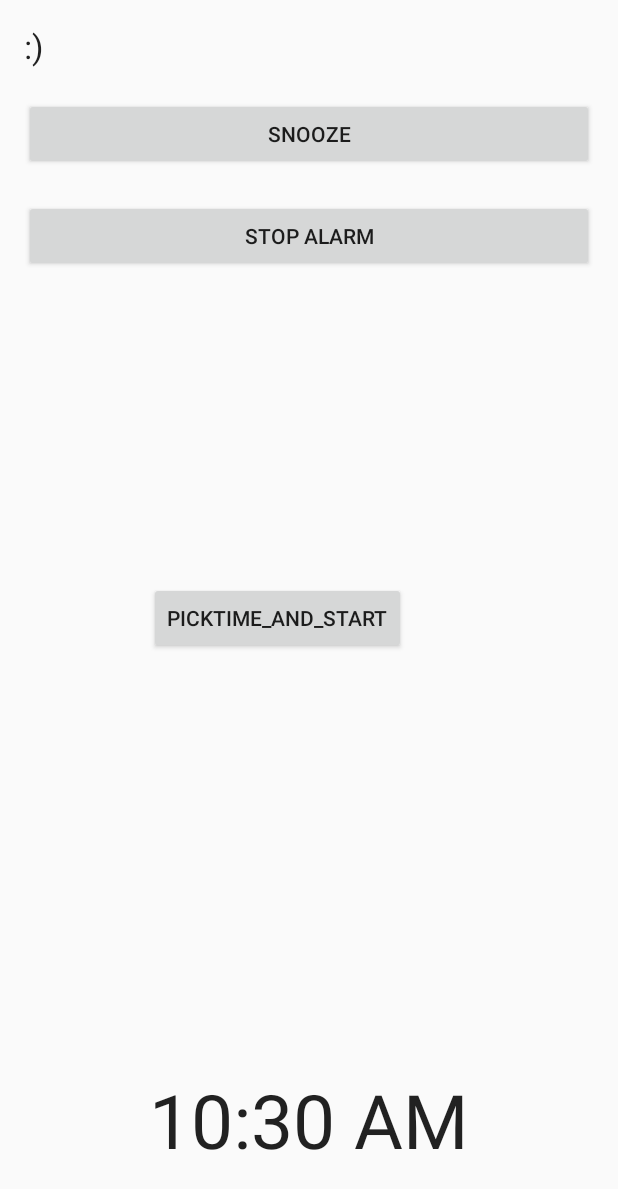
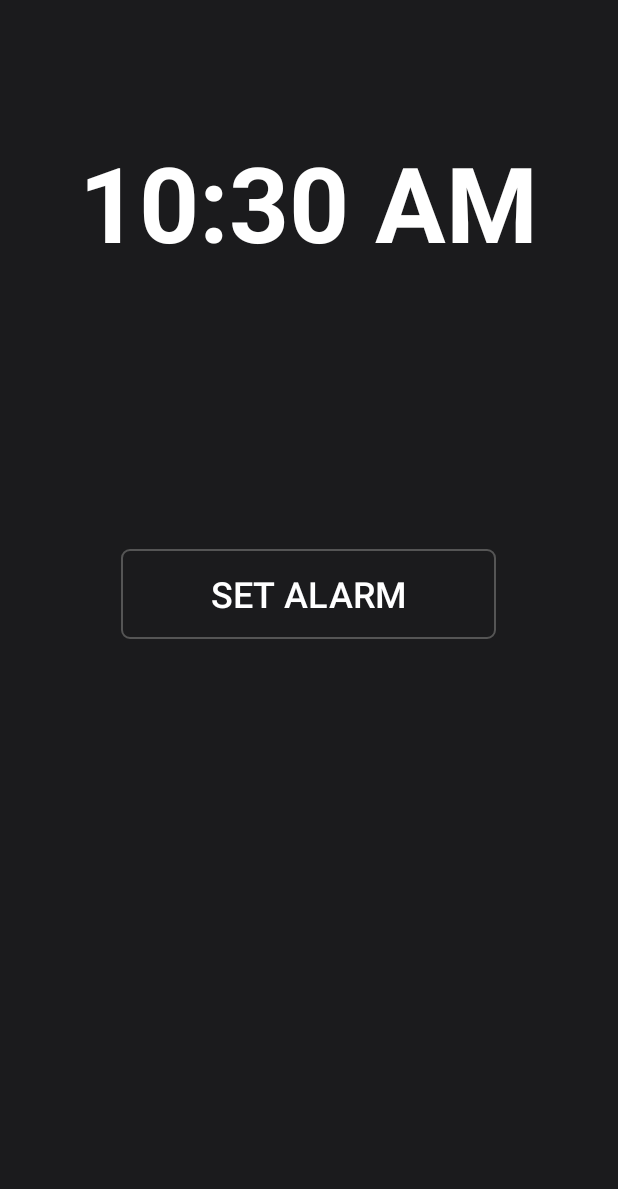
Before and after one commit to H4ukka/Alarmclock, an Android app: the screen it shows after launch (MainActivity), on a phone screen of 412 x 824 dp. Shown: the top 1189 px of the screen. Run offline under Robolectric (Android 15) with nearby library versions, the phone set to English and light mode, and no system bars.

Commit message:
Changed button styles, text sizes and colours. Added more functionality to setting the alarm; now it'll set the alerm for tomorrow if the alarm time is before current time.

```diff
--- a/app/src/main/java/info/iamlaine/h4/alarmclock/AlarmReceiver.java
+++ b/app/src/main/java/info/iamlaine/h4/alarmclock/AlarmReceiver.java
@@ -17,6 +17,10 @@ public class AlarmReceiver extends BroadcastReceiver {
         System.out.println("Timer done");
         Toast.makeText(context, "WAKE UP!", Toast.LENGTH_SHORT).show();
         MainActivity.getInstace().beAnnoying();
-        MainActivity.getInstace().updateTheTextView("Hello", R.id.textView);
+        MainActivity.getInstace().updateTextView("", R.id.alertTime);
+        MainActivity.getInstace().showButton(R.id.snooze);
+        MainActivity.getInstace().showButton(R.id.stopAlarm);
+        MainActivity.getInstace().hideButton(R.id.cancelButton);
+        MainActivity.getInstace().hideButton(R.id.timePicker);
     }
 }
--- a/app/src/main/java/info/iamlaine/h4/alarmclock/TimeFragment.java
+++ b/app/src/main/java/info/iamlaine/h4/alarmclock/TimeFragment.java
@@ -3,11 +3,10 @@ package info.iamlaine.h4.alarmclock;
 /**
  * Created by H4 on 3.2.2016.
  */
-import android.app.AlarmManager;
+
 import android.app.Dialog;
 import android.app.DialogFragment;
 import android.app.TimePickerDialog;
-import android.content.Context;
 import android.os.Bundle;
 import android.text.format.DateFormat;
 import android.widget.TimePicker;
@@ -24,7 +23,7 @@ public class TimeFragment extends DialogFragment implements TimePickerDialog.OnT
         int minute = c.get(Calendar.MINUTE);
 
         // Create a new instance of TimePickerDialog and return it
-        return new TimePickerDialog(getActivity(), this, hour, minute,
+        return new TimePickerDialog(getActivity(),TimePickerDialog.THEME_HOLO_DARK, this, hour, minute,
                 DateFormat.is24HourFormat(getActivity()));
     }
 
--- /dev/null
+++ b/app/src/main/res/drawable/buttonshape.xml
@@ -0,0 +1,14 @@
+<?xml version="1.0" encoding="utf-8"?>
+<shape xmlns:android="http://schemas.android.com/apk/res/android" android:shape="rectangle" >
+    <corners
+        android:radius="5dp"
+        />
+    <size
+        android:width="250dp"
+        android:height="60dp"
+        />
+    <stroke
+        android:width="1dp"
+        android:color="#555"
+        />
+</shape>
--- /dev/null
+++ b/app/src/main/res/drawable/stopshape.xml
@@ -0,0 +1,17 @@
+<?xml version="1.0" encoding="utf-8"?>
+<shape xmlns:android="http://schemas.android.com/apk/res/android" android:shape="rectangle" >
+    <corners
+        android:radius="100dp"
+        />
+    <solid
+        android:color="#b63131"
+        />
+    <size
+        android:width="200dp"
+        android:height="200dp"
+        />
+    <stroke
+        android:width="1dp"
+        android:color="#8b3b3b"
+        />
+</shape>
--- a/app/src/main/res/layout/activity_main.xml
+++ b/app/src/main/res/layout/activity_main.xml
@@ -1,5 +1,6 @@
 <RelativeLayout xmlns:android="http://schemas.android.com/apk/res/android"
     xmlns:tools="http://schemas.android.com/tools"
+    android:background="@color/background"
     android:layout_width="match_parent"
     android:layout_height="match_parent"
     android:paddingBottom="@dimen/activity_vertical_margin"
@@ -8,52 +9,80 @@
     android:paddingTop="@dimen/activity_vertical_margin"
     tools:context=".MyActivity">
 
-    <TextView
-        android:id="@+id/textView"
-        android:layout_width="wrap_content"
-        android:layout_height="wrap_content"
-        android:layout_marginBottom="20dp"
-        android:text=":)"
-        android:textAppearance="?android:attr/textAppearanceLarge" />
-
-    <Button
-        android:id="@+id/snooze"
-        android:layout_width="match_parent"
-        android:layout_height="wrap_content"
-        android:layout_alignParentLeft="true"
-        android:layout_alignParentStart="true"
-        android:layout_below="@+id/textView"
-        android:layout_marginBottom="20dp"
-        android:text="Snooze"
-        android:onClick="snooze"
-        android:nestedScrollingEnabled="true" />
-
-    <Button
-        android:id="@+id/stopAlarm"
-        android:layout_width="match_parent"
-        android:layout_height="wrap_content"
-        android:text="Stop Alarm"
-        android:layout_below="@+id/snooze"
-        android:layout_alignParentStart="true"
-        android:onClick="cancel" />
-
-
     <TextClock
         android:layout_width="wrap_content"
         android:layout_height="wrap_content"
         android:id="@+id/textClock"
-        android:textSize="50sp"
-        android:layout_marginBottom="28dp"
-        android:layout_alignParentBottom="true"
-        android:layout_centerHorizontal="true" />
+        android:textSize="70sp"
+        android:layout_alignParentTop="true"
+        android:layout_centerHorizontal="true"
+        android:layout_marginTop="72dp"
+        android:textColor="#ffffff"
+        android:textStyle="bold" />
+    <LinearLayout
+        android:layout_width="wrap_content"
+        android:layout_height="wrap_content"
+        android:layout_centerHorizontal="true"
+        android:layout_marginTop="150dp"
+        android:orientation="horizontal">
+
+        <TextView
+            android:id="@+id/alertTime"
+            android:layout_width="wrap_content"
+            android:layout_height="wrap_content"
+            android:textAppearance="?android:attr/textAppearanceLarge"
+            android:text="Alarm Time"
+            android:layout_centerHorizontal="true"
+            android:textStyle="bold"
+            android:textColor="#0066ba"
+            android:textSize="20sp" />
+
+        <Button
+            android:layout_width="20dp"
+            android:layout_height="wrap_content"
+            android:text="x"
+            android:id="@+id/cancelButton"
+            android:textColor="#ffffff"
+            android:background="#00FFFFFF"
+            android:layout_marginLeft="8dp"
+            android:onClick="cancel"
+            android:textSize="20sp" />
+
+    </LinearLayout>
+
+    <Button
+        android:id="@+id/stopAlarm"
+        android:layout_width="wrap_content"
+        android:layout_height="wrap_content"
+        android:text="Stop Alarm"
+        android:onClick="cancel"
+        android:layout_centerHorizontal="true"
+        android:layout_marginTop="215dp"
+        android:textColor="#ffffff"
+        android:background="@drawable/stopshape"
+        android:textSize="25sp"/>
 
     <Button
         android:layout_width="wrap_content"
         android:layout_height="wrap_content"
-        android:text="picktime_and_start"
+        android:text="Set Alarm"
         android:onClick="showTimePickerDialog"
-        android:layout_centerVertical="true"
-        android:layout_alignStart="@+id/textClock"
-        android:id="@+id/TimePicker" />
+        android:id="@+id/timePicker"
+        android:layout_marginTop="350dp"
+        android:layout_centerHorizontal="true"
+        android:textColor="#ffffff"
+        android:background="@drawable/buttonshape"
+        android:textSize="24sp" />
+
+    <Button
+        android:id="@+id/snooze"
+        android:layout_width="wrap_content"
+        android:layout_height="wrap_content"
+        android:text="Snooze for 2 minutes"
+        android:onClick="snooze"
+        android:layout_marginTop="460dp"
+        android:background="#00FFFFFF"
+        android:textColor="#ffffff"
+        android:layout_centerHorizontal="true" />
 
 </RelativeLayout>
--- a/app/src/main/res/values/colors.xml
+++ b/app/src/main/res/values/colors.xml
@@ -3,4 +3,5 @@
     <color name="colorPrimary">#3F51B5</color>
     <color name="colorPrimaryDark">#303F9F</color>
     <color name="colorAccent">#FF4081</color>
+    <color name="background">#1b1b1d</color>
 </resources>
```
Also changed, not shown: app/src/main/java/info/iamlaine/h4/alarmclock/MainActivity.java (+85 -7 lines).
